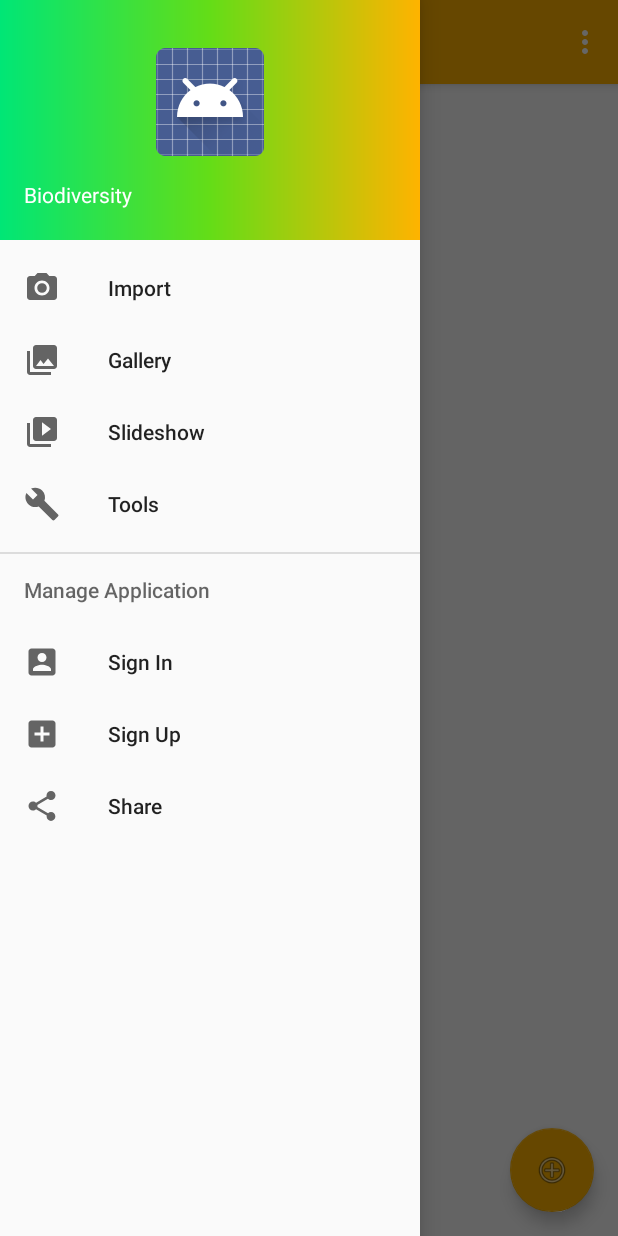
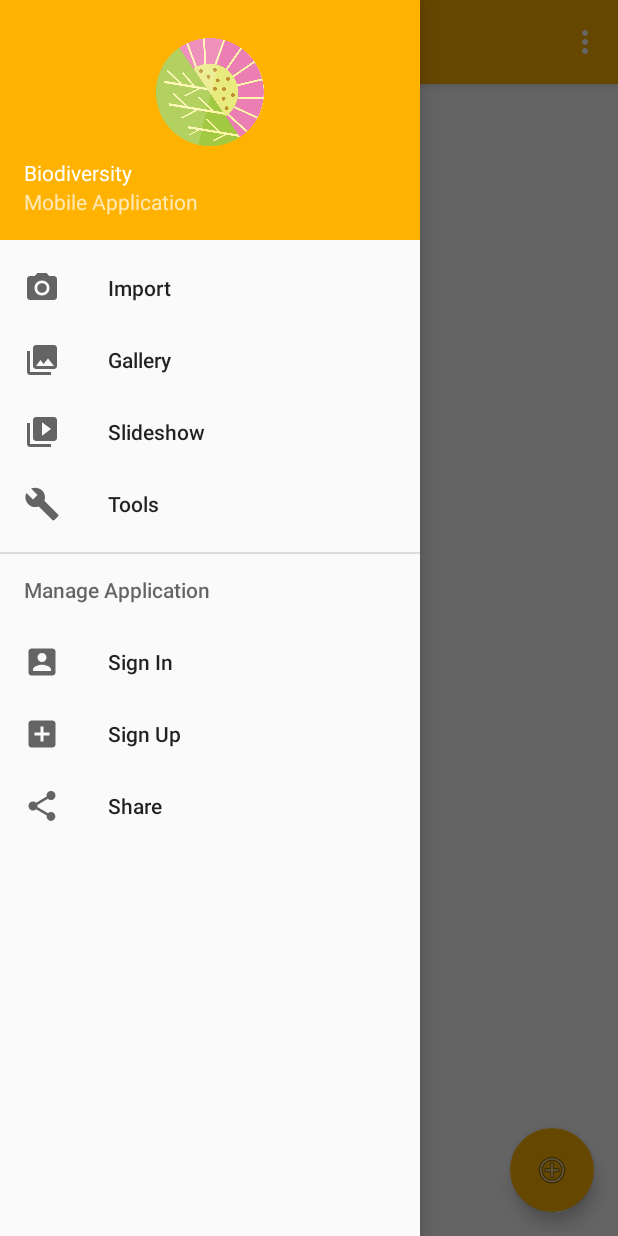
Before and after one commit to Gunadarma-Codecamp/peer-mobile, an Android app: the screen it shows after launch (MainActivity), with the side drawer open, on a phone screen of 412 x 824 dp. Run offline under Robolectric (Android 15) with nearby library versions, the phone set to English and light mode, and no system bars.

Commit message:
Fix Color Nav Header

```diff
--- a/app/src/main/res/drawable/side_nav_bar.xml
+++ b/app/src/main/res/drawable/side_nav_bar.xml
@@ -3,7 +3,7 @@
     <gradient
         android:angle="180"
         android:centerColor="#64dd17"
-        android:endColor="#00e676"
+        android:endColor="#69f0ae"
         android:startColor="@color/colorPrimary"
         android:type="linear" />
 </shape>
--- a/app/src/main/res/layout/nav_header_main.xml
+++ b/app/src/main/res/layout/nav_header_main.xml
@@ -2,7 +2,7 @@
 <LinearLayout xmlns:android="http://schemas.android.com/apk/res/android"
     android:layout_width="match_parent"
     android:layout_height="@dimen/nav_header_height"
-    android:background="@drawable/side_nav_bar"
+    android:background="@color/colorAccent"
     android:gravity="bottom"
     android:orientation="vertical"
     android:paddingBottom="@dimen/activity_vertical_margin"
@@ -14,14 +14,14 @@
     <ImageView
         android:id="@+id/imageView"
         android:layout_width="fill_parent"
-        android:layout_height="wrap_content"
-        android:paddingTop="@dimen/nav_header_vertical_spacing"
-        android:src="@android:drawable/sym_def_app_icon" />
+        android:layout_height="80dp"
+        android:paddingTop="8dp"
+        android:src="@drawable/icon_biodiv" />
 
     <TextView
         android:layout_width="match_parent"
         android:layout_height="wrap_content"
-        android:paddingTop="@dimen/nav_header_vertical_spacing"
+        android:paddingTop="8dp"
         android:text="Biodiversity"
         android:textAppearance="@style/TextAppearance.AppCompat.Body1" />
 
```
